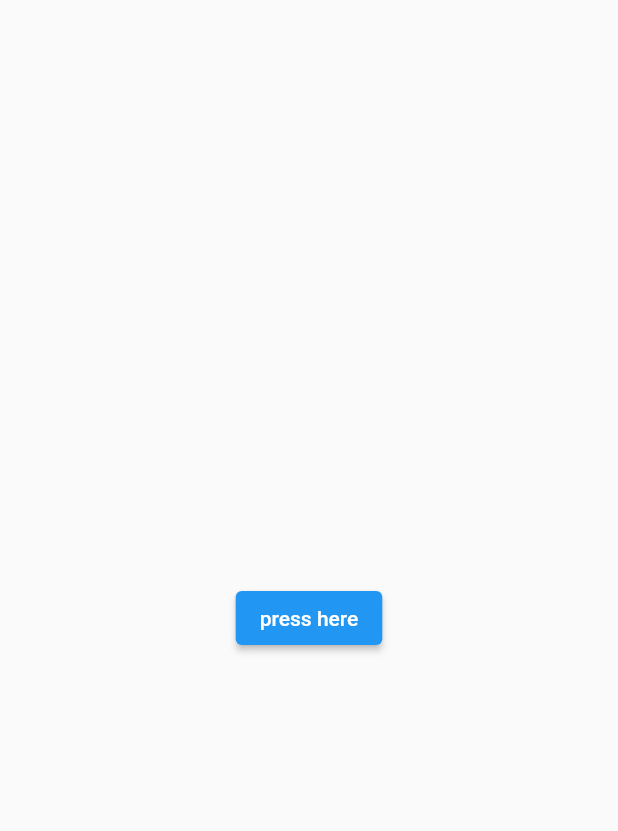
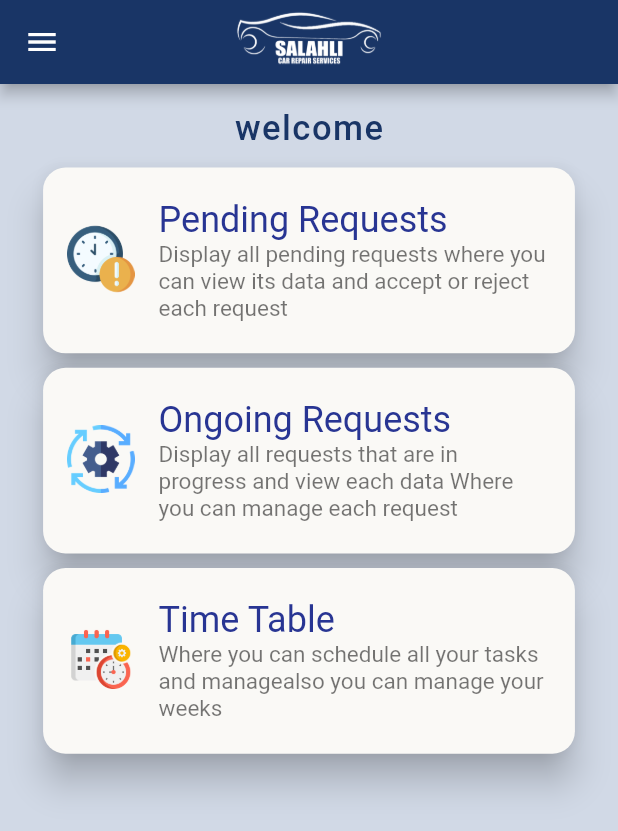
Before and after one commit to sergi-s/Salahly-mechanic-application, a Flutter app: the HomeScreen screen opened by its route, on a phone screen of 412 x 824 dp. Shown: the top 831 px of the screen. Run offline on Flutter 3.47's test engine with Material 2 defaults, Android fonts, the phone set to English and light mode, and no system bars; drawn by our look-alikes of overlay_support; our stand-ins replace animated_theme_switcher, dropdown_button2, easy_localization, firebase_auth, firebase_core, firebase_database and 18 more; missing offline and left inert: confirm_dialog, dart:ffi, flutter_geofire, localstore, salahly_models, time_planner; accounts and stored records are empty.

Commit message:
homepage

```diff
--- a/lib/routes.dart
+++ b/lib/routes.dart
@@ -26,7 +26,7 @@ import 'screens/switchLanguage.dart';
 
 class Routing {
   get router => GoRouter(
-        initialLocation: EditProfile.routeName,
+        initialLocation: HomeScreen.routeName,
         routes: <GoRoute>[
           GoRoute(
             path: HomeScreen.routeName,
--- a/lib/screens/homepage/homeScreen.dart
+++ b/lib/screens/homepage/homeScreen.dart
@@ -1,19 +1,122 @@
+import 'package:easy_localization/easy_localization.dart';
 import 'package:flutter/material.dart';
+import 'package:flutter_riverpod/flutter_riverpod.dart';
+import 'package:shared_preferences/shared_preferences.dart';
 import 'package:go_router/go_router.dart';
-import 'package:salahly_mechanic/screens/homepage/switch.dart';
-import 'package:salahly_mechanic/screens/homepage/testscreen.dart';
 
-class HomeScreen extends StatelessWidget {
+import '../../widgets/global_widgets/app_bar.dart';
+import '../../widgets/global_widgets/app_drawer.dart';
+import '../../widgets/homepage/appCard.dart';
+import '../Requests/allscreens.dart';
+import '../Requests/ongoing_requests.dart';
+import '../Requests/pending_requests.dart';
+import '../scheduler/scheduler_screen.dart';
+
+
+class HomeScreen extends ConsumerStatefulWidget {
   const HomeScreen({Key? key}) : super(key: key);
-  static final routeName = "/homescreen";
+  static const routeName = "/";
+
+  @override
+  _HomePageState createState() => _HomePageState();
+}
+
+class _HomePageState extends ConsumerState<HomeScreen> {
+  @override
+  initState() {
+    Future.delayed(Duration.zero, () {
+      // revive();
+    });
+    super.initState();
+  }
+
   @override
   Widget build(BuildContext context) {
+    // allCars(ref);
+    //TODO: get all users data and put it in state management
     return Scaffold(
-      body: Center(child:ElevatedButton(
-        onPressed: (){
-          context.go(Switcher.routeName);
-        }, child:Text("press here") ,
-      )));
+      backgroundColor: const Color(0xFFd1d9e6),
+      appBar: salahlyAppBar(),
+      drawer: salahlyDrawer(context),
+      body: SingleChildScrollView(
+        child: Column(
 
+          children: [
+            SizedBox(height:MediaQuery.of(context).size.height*0.02 ),
+            Text(
+              "welcome".tr(),
+              textScaleFactor: 1.4,
+              style: const TextStyle(
+                fontSize: 23,
+                  letterSpacing: 1,
+                  fontWeight: FontWeight.w500, color: Color(0xff193566)),
+            ).tr(),
+            SizedBox(height:MediaQuery.of(context).size.height*0.01 ),
+            CardWidget(
+                fun: () {
+                  context.push(PendingRequests.routeName);
+                },
+                title: 'Pending Requests',
+                subtitle:
+                'Display all pending requests where you can view its data and accept'
+                    ' or reject each request ',
+                image: 'assets/images/clock.png',),
+            SizedBox(height:MediaQuery.of(context).size.height*0.002 ),
+            CardWidget(
+                fun: () {
+                  context.push(OnGoingRequests.routeName);
+                },
+                title: 'Ongoing Requests',
+                subtitle:
+                'Display all requests that are in progress and view each data'
+                    ' Where you can manage each request',
+                image: 'assets/images/recovery.png'),
+            SizedBox(height:MediaQuery.of(context).size.height*0.002 ),
+            CardWidget(
+                fun: () {
+                  context.push(SchedulerScreen.routeName);
+                },
+                title: 'Time Table',
+                subtitle:
+                'Where you can schedule all your tasks and manage'
+                    'also you can manage your weeks',
+                image: 'assets/images/scheduling.png'),
+            // SizedBox(height:MediaQuery.of(context).size.height*0.01 ),
+          ],
+        ),
+      ),
+
+    );
   }
+
+  // void revive() async {
+  //   ////////////////////////
+  //   ref.watch(salahlyClientProvider.notifier).getSavedData();
+  //   final prefs = await SharedPreferences.getInstance();
+  //
+  //   if (ref.watch(salahlyClientProvider).requestType == RequestType.WSA ||
+  //       ref.watch(salahlyClientProvider).requestType == RequestType.RSA ||
+  //       ref.watch(salahlyClientProvider).requestType == RequestType.TTA) {
+  //     ref
+  //         .watch(rsaProvider.notifier)
+  //         .assignRequestType(ref.watch(salahlyClientProvider).requestType!);
+  //
+  //     ref.watch(rsaProvider.notifier).assignRequestID(
+  //         ref.watch(salahlyClientProvider).requestID.toString());
+  //
+  //     if (prefs.getString("mechanic") != null) {
+  //       ref.watch(rsaProvider.notifier).assignMechanic(
+  //           await getMechanicData(prefs.getString("mechanic")!), false);
+  //     }
+  //     if (prefs.getString("towProvider") != null) {
+  //       ref.watch(rsaProvider.notifier).assignProvider(
+  //           await getProviderData(prefs.getString("towProvider")!), false);
+  //     }
+  //   }
+  //   ////////////////////////
+  // }
 }
+//TODO: el translate m4 byt3ml keda, fa edit it
+// and complete translation
+// TODO: add photo to TTA line:55
+// Use state management to get user data
--- a/lib/screens/homepage/testscreenyoyo.dart
+++ b/lib/screens/homepage/testscreenyoyo.dart
@@ -1,5 +1,6 @@
 import 'package:flutter/material.dart';
 import 'package:go_router/go_router.dart';
+import 'package:salahly_mechanic/screens/homepage/homeScreen.dart';
 import 'package:salahly_mechanic/screens/login_signup/registration.dart';
 import 'package:toggle_switch/toggle_switch.dart';
 import 'package:font_awesome_flutter/font_awesome_flutter.dart';
@@ -112,6 +113,12 @@ Future<void>_selectTime(BuildContext context) async {
               ),
             ),
             SizedBox(height: 50,),
+            Container(
+              child: RaisedButton(
+                child: Text("HomeScreen!!!"),
+                onPressed: (){  context.go(HomeScreen.routeName);},
+              ),
+            ),
       Column(
         mainAxisSize: MainAxisSize.min,
         children: <Widget>[
--- a/lib/widgets/global_widgets/app_drawer.dart
+++ b/lib/widgets/global_widgets/app_drawer.dart
@@ -29,7 +29,7 @@ Widget salahlyDrawer(BuildContext context) {
         ListTile(
           title: const Text(
             "Scheduler screen",
-            style: TextStyle(fontWeight: FontWeight.bold),
+            style: TextStyle(fontWeight: FontWeight.bold,color: Color(0xff193566)),
           ).tr(),
           onTap: () {
             context.push(SchedulerScreen.routeName);
@@ -38,7 +38,7 @@ Widget salahlyDrawer(BuildContext context) {
         ListTile(
           title: const Text(
             "Set availability",
-            style: TextStyle(fontWeight: FontWeight.bold),
+            style: TextStyle(fontWeight: FontWeight.bold,color: Color(0xff193566)),
           ).tr(),
           onTap: () {
             context.push(Switcher.routeName);
@@ -47,7 +47,7 @@ Widget salahlyDrawer(BuildContext context) {
         ListTile(
           title: const Text(
             "PendingRequests screen",
-            style: TextStyle(fontWeight: FontWeight.bold),
+            style: TextStyle(fontWeight: FontWeight.bold,color: Color(0xff193566)),
           ).tr(),
           onTap: () {
             context.push(PendingRequests.routeName);
@@ -56,7 +56,7 @@ Widget salahlyDrawer(BuildContext context) {
         ListTile(
           title: const Text(
             "go to ongoing screen",
-            style: TextStyle(fontWeight: FontWeight.bold),
+            style: TextStyle(fontWeight: FontWeight.bold,color: Color(0xff193566)),
           ).tr(),
           onTap: () {
             context.push(ONGOINGVIEW.routeName);
@@ -65,7 +65,7 @@ Widget salahlyDrawer(BuildContext context) {
         ListTile(
           title: const Text(
             'Ongoing UI screen',
-            style: TextStyle(fontWeight: FontWeight.bold),
+            style: TextStyle(fontWeight: FontWeight.bold,color: Color(0xff193566)),
           ).tr(),
           onTap: () {
             context.push(OnGoingRequests.routeName);
@@ -74,7 +74,7 @@ Widget salahlyDrawer(BuildContext context) {
         ListTile(
           title: const Text(
             'Change language screen',
-            style: TextStyle(fontWeight: FontWeight.bold),
+            style: TextStyle(fontWeight: FontWeight.bold,color: Color(0xff193566)),
           ),
           onTap: () {
             context.push(SwitchLanguageScreen.routeName);
@@ -83,7 +83,7 @@ Widget salahlyDrawer(BuildContext context) {
         ListTile(
           title: const Text(
             'Log out',
-            style: TextStyle(fontWeight: FontWeight.bold),
+            style: TextStyle(fontWeight: FontWeight.bold,color: Color(0xff193566)),
           ).tr(),
           onTap: () async {
             showDialog(
--- /dev/null
+++ b/lib/widgets/homepage/appCard.dart
@@ -0,0 +1,62 @@
+import 'dart:ui';
+import 'package:flutter/material.dart';
+
+class CardWidget extends StatelessWidget {
+  const CardWidget(
+      {Key? key,
+        required this.title,
+        required this.subtitle,
+        required this.image,
+        required this.fun})
+      : super(key: key);
+  final Function fun;
+  final String title;
+  final String subtitle;
+  final String image;
+
+  @override
+  Widget build(BuildContext context) {
+    return Center(
+      child: Container(
+        width: MediaQuery.of(context).size.width*0.88,
+        height: MediaQuery.of(context).size.height*0.16,
+
+        child: Card(
+          semanticContainer: true,
+          shape: RoundedRectangleBorder(
+            borderRadius: BorderRadius.circular(15.0),
+          ),
+          elevation: 10,
+          color: Color(0xFFFAF9F6),
+          // margin: const EdgeInsets.symmetric(vertical: 15, horizontal: 25),
+          child: InkWell(
+            splashColor: Colors.blue.withAlpha(30),
+            onTap: () {
+              fun();
+            },
+            child: Center(
+              child: Column(
+                mainAxisSize: MainAxisSize.min,
+                children: <Widget>[
+                  ListTile(
+                    leading: Image.asset(image,
+                        width: 45, height: 170, alignment: Alignment.centerLeft),
+                    title: Text(
+                      title,
+                      textScaleFactor: 1.5,
+                      style: TextStyle(color: Colors.indigo[800]),
+                    ),
+                    subtitle: Text(
+                      subtitle,
+                      style: const TextStyle(color: Colors.black54,fontSize:15),
+                    ),
+                  ),
+                ],
+              ),
+            ),
+          ),
+        ),
+      ),
+    );
+  }
+}
```
Also changed, not shown: lib/screens/homepage/reminder_try.dart (deleted, +0 -188 lines), assets/images/clock.png (added), assets/images/recovery.png (added), assets/images/schedule.png (added), assets/images/scheduling.png (added).
